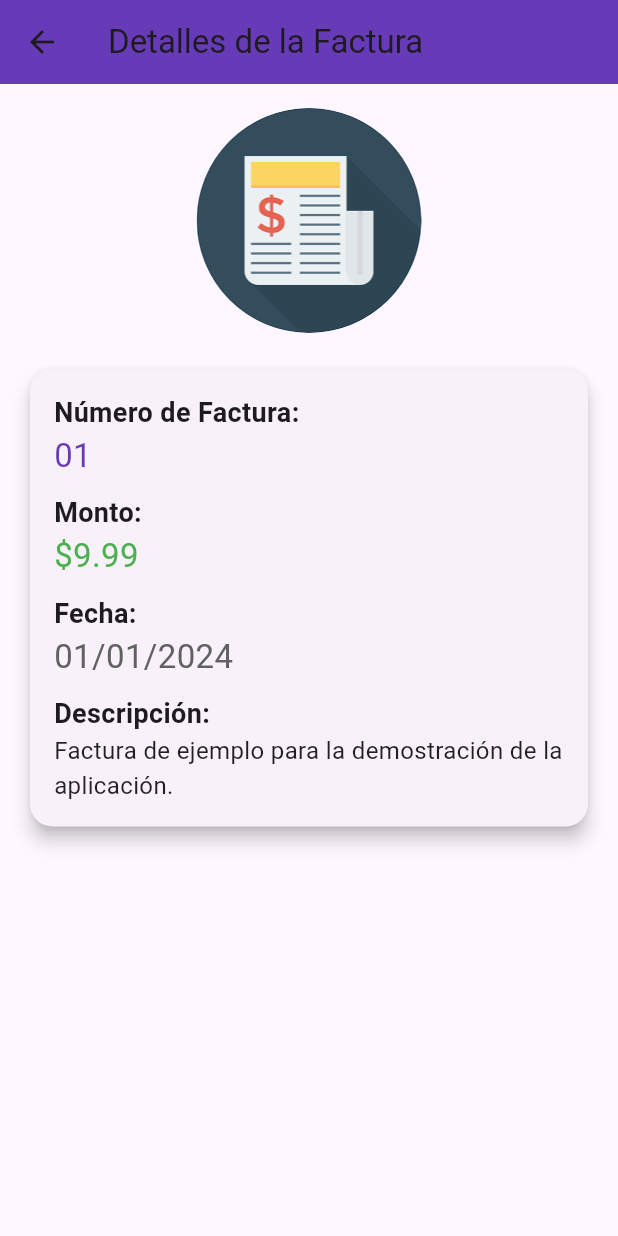
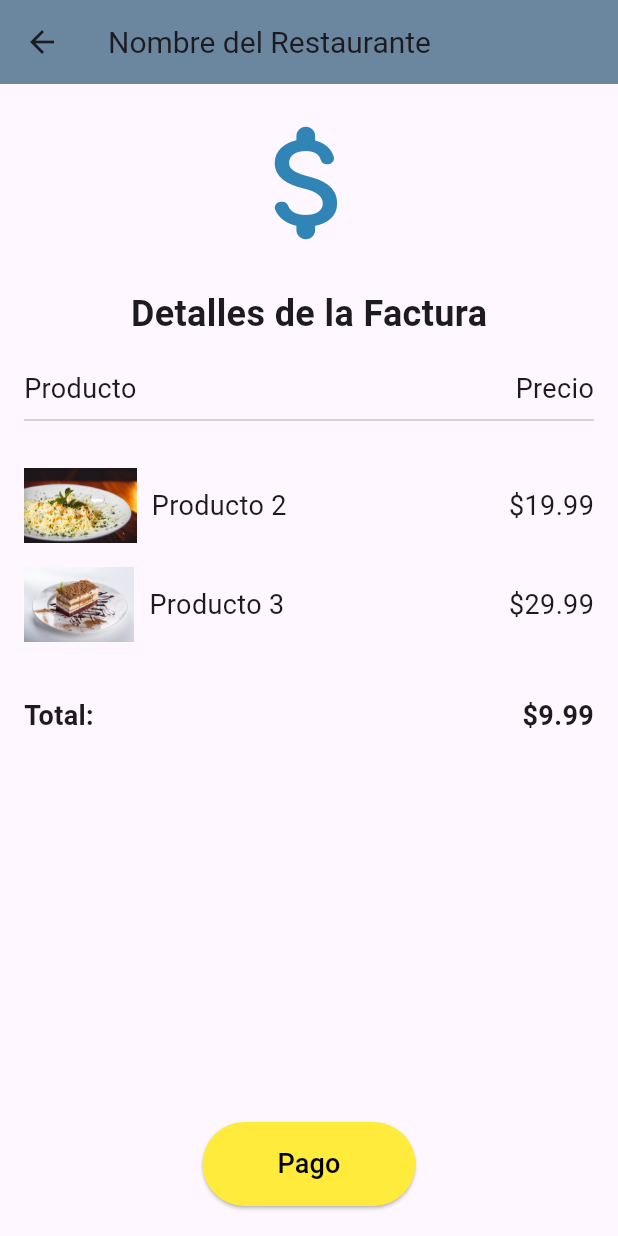
Before and after one commit to adrianC05/AppRestaurante, a Flutter app: the InvoicesPage screen opened directly, after a tap on "Detalles", on a phone screen of 412 x 824 dp. Run offline on Flutter 3.47's test engine with Material 3 defaults, Android fonts, the phone set to English and light mode, and no system bars; missing offline and left inert: qr_code_scanner.

Commit message:
Login y Facturas 1.0

```diff
--- a/lib/Views/invoices.dart
+++ b/lib/Views/invoices.dart
@@ -1,5 +1,5 @@
 import 'package:flutter/material.dart';
-import 'package:proyecto/Views/invoices_details.dart';
+import 'package:proyecto/Views/invoices_details.dart'; // Asegúrate de tener la importación correcta
 import 'package:proyecto/Views/login.dart';
 
 class InvoicesPage extends StatelessWidget {
@@ -8,7 +8,7 @@ class InvoicesPage extends StatelessWidget {
     return Scaffold(
       appBar: AppBar(
         title: Text('Nombre del Restaurante', style: TextStyle(fontSize: 20)),
-        backgroundColor: Colors.deepPurple,
+        backgroundColor: Color.fromARGB(148, 0, 54, 90),
         actions: [
           IconButton(
             icon: Icon(Icons.logout, size: 30),
@@ -26,7 +26,7 @@ class InvoicesPage extends StatelessWidget {
           // Imagen de fondo
           Positioned.fill(
             child: Image.asset(
-              'assets/images/restaurant_bg.jpg', // Ruta de la imagen de fondo
+              'assets/images/restaurant.jpg', // Ruta de la imagen de fondo
               fit: BoxFit.cover,
             ),
           ),
@@ -35,11 +35,17 @@ class InvoicesPage extends StatelessWidget {
             padding: const EdgeInsets.all(8.0),
             child: ListView(
               children: <Widget>[
-                InvoiceCard(invoiceNumber: '01', amount: '9.99'),
-                InvoiceCard(invoiceNumber: '02', amount: '19.99'),
-                InvoiceCard(invoiceNumber: '03', amount: '29.99'),
-                InvoiceCard(invoiceNumber: '04', amount: '39.99'),
-                InvoiceCard(invoiceNumber: '05', amount: '49.99'),
+                InvoiceCard(invoiceNumber: '01', amount: '9.99', products: [
+                  //{'name': 'Producto 1', 'imagePath': 'assets/images/item1.jpg', 'price': '9.99'},
+                  {'name': 'Producto 2', 'imagePath': 'assets/images/item2.jpg', 'price': '19.99'},
+                  {'name': 'Producto 3', 'imagePath': 'assets/images/item3.jpg', 'price': '29.99'},
+                ]),
+                InvoiceCard(invoiceNumber: '02', amount: '19.99', products: [
+                  {'name': 'Producto 3', 'imagePath': 'assets/images/item3.jpg', 'price': '29.99'},
+                  {'name': 'Producto 2', 'imagePath': 'assets/images/item2.jpg', 'price': '19.99'},
+                  {'name': 'Producto 1', 'imagePath': 'assets/images/item1.jpg', 'price': '9.99'},
+                ]),
+                // Añade más InvoiceCard según sea necesario
               ],
             ),
           ),
@@ -50,15 +56,11 @@ class InvoicesPage extends StatelessWidget {
           BottomNavigationBarItem(
             icon: Icon(Icons.receipt),
             label: 'Facturas',
-          ),
-          BottomNavigationBarItem(
-            icon: Icon(Icons.payment),
-            label: 'Pago',
-          ),
+          )
         ],
-        backgroundColor: Colors.deepPurple,
-        selectedItemColor: Colors.white,
-        unselectedItemColor: Colors.white70,
+        backgroundColor: Color.fromARGB(148, 0, 54, 90),
+        selectedItemColor: Color.fromARGB(255, 7, 221, 43),
+        unselectedItemColor: const Color.fromARGB(179, 255, 255, 255),
       ),
     );
   }
@@ -67,8 +69,9 @@ class InvoicesPage extends StatelessWidget {
 class InvoiceCard extends StatelessWidget {
   final String invoiceNumber;
   final String amount;
+  final List<Map<String, String>> products;
 
-  InvoiceCard({required this.invoiceNumber, required this.amount});
+  InvoiceCard({required this.invoiceNumber, required this.amount, required this.products});
 
   @override
   Widget build(BuildContext context) {
@@ -101,6 +104,7 @@ class InvoiceCard extends StatelessWidget {
                 builder: (context) => InvoiceDetailsPage(
                   invoiceNumber: invoiceNumber,
                   amount: amount,
+                  products: products,
                 ),
               ),
             );
--- a/lib/Views/invoices_details.dart
+++ b/lib/Views/invoices_details.dart
@@ -3,91 +3,104 @@ import 'package:flutter/material.dart';
 class InvoiceDetailsPage extends StatelessWidget {
   final String invoiceNumber;
   final String amount;
+  final List<Map<String, String>> products; // Lista de productos con nombre y ruta de imagen
 
-  InvoiceDetailsPage({required this.invoiceNumber, required this.amount});
+  InvoiceDetailsPage({
+    required this.invoiceNumber,
+    required this.amount,
+    required this.products,
+  });
 
   @override
   Widget build(BuildContext context) {
     return Scaffold(
       appBar: AppBar(
-        title: Text('Detalles de la Factura'),
-        backgroundColor: Colors.deepPurple,
+        title: Text('Nombre del Restaurante', style: TextStyle(fontSize: 20)),
+        backgroundColor: Color.fromARGB(148, 0, 54, 90),
       ),
-      body: Padding(
-        padding: const EdgeInsets.all(16.0),
-        child: Column(
-          crossAxisAlignment: CrossAxisAlignment.start,
-          children: <Widget>[
-            Center(
-              child: Container(
-                height: 150,
-                width: 150,
-                decoration: BoxDecoration(
-                  shape: BoxShape.circle,
-                  color: Colors.deepPurple.shade100,
+      body: Column(
+        crossAxisAlignment: CrossAxisAlignment.start,
+        children: <Widget>[
+          const Padding(
+            padding: const EdgeInsets.all(16.0),
+            child: Column(
+              children: [
+                Icon(
+                  Icons.attach_money_rounded, // Puedes cambiar esto por cualquier ícono que prefieras
+                  size: 100,
+                  color: Color.fromARGB(255, 49, 133, 182), // Ajusta el color del ícono si es necesario
                 ),
-                child: ClipOval(
-                  child: Image.asset(
-                    'assets/images/invoices.png', // Asegúrate de que esta ruta es correcta
-                    fit: BoxFit.cover,
-                    height: 150,
-                    width: 150,
+                SizedBox(height: 20),
+                Text(
+                  'Detalles de la Factura',
+                  style: TextStyle(fontSize: 24, fontWeight: FontWeight.bold),
+                ),
+                SizedBox(height: 20),
+                Row(
+                  mainAxisAlignment: MainAxisAlignment.spaceBetween,
+                  children: <Widget>[
+                    Text('Producto', style: TextStyle(fontSize: 18)),
+                    Text('Precio', style: TextStyle(fontSize: 18)),
+                  ],
+                ),
+                Divider(),
+              ],
+            ),
+          ),
+          Expanded(
+            child: ListView(
+              children: <Widget>[
+                // Lista de productos
+                ...products.map((product) {
+                  return Padding(
+                    padding: const EdgeInsets.symmetric(vertical: 8.0, horizontal: 16.0),
+                    child: Row(
+                      mainAxisAlignment: MainAxisAlignment.spaceBetween,
+                      children: <Widget>[
+                        Row(
+                          children: [
+                            Image.asset(product['imagePath']!, height: 50), // Imagen del producto
+                            SizedBox(width: 10),
+                            Text(product['name']!, style: TextStyle(fontSize: 18)),
+                          ],
+                        ),
+                        Text('\$${product['price']}', style: TextStyle(fontSize: 18)),
+                      ],
+                    ),
+                  );
+                }).toList(),
+                SizedBox(height: 20),
+                // Total
+                Padding(
+                  padding: const EdgeInsets.symmetric(vertical: 8.0, horizontal: 16.0),
+                  child: Row(
+                    mainAxisAlignment: MainAxisAlignment.spaceBetween,
+                    children: <Widget>[
+                      Text('Total:', style: TextStyle(fontSize: 18, fontWeight: FontWeight.bold)),
+                      Text('\$${amount}', style: TextStyle(fontSize: 18, fontWeight: FontWeight.bold)),
+                    ],
                   ),
                 ),
+                SizedBox(height: 40), // Espacio antes del botón de pago
+              ],
+            ),
+          ),
+          // Botón de Pago
+          Center(
+            child: ElevatedButton(
+              onPressed: () {
+                // Acción para el botón de pago
+              },
+              child: Text('Pago', style: TextStyle(fontSize: 18)),
+              style: ElevatedButton.styleFrom(
+                backgroundColor: Colors.yellow, // Color de fondo del botón
+                foregroundColor: Colors.black, // Color del texto del botón
+                padding: EdgeInsets.symmetric(horizontal: 50, vertical: 15),
               ),
             ),
-            SizedBox(height: 20),
-            Card(
-              shape: RoundedRectangleBorder(
-                borderRadius: BorderRadius.circular(15.0),
-              ),
-              elevation: 5,
-              child: Padding(
-                padding: const EdgeInsets.all(16.0),
-                child: Column(
-                  crossAxisAlignment: CrossAxisAlignment.start,
-                  children: <Widget>[
-                    Text(
-                      'Número de Factura:',
-                      style: TextStyle(fontSize: 18, fontWeight: FontWeight.bold),
-                    ),
-                    Text(
-                      invoiceNumber,
-                      style: TextStyle(fontSize: 22, color: Colors.deepPurple),
-                    ),
-                    SizedBox(height: 10),
-                    Text(
-                      'Monto:',
-                      style: TextStyle(fontSize: 18, fontWeight: FontWeight.bold),
-                    ),
-                    Text(
-                      '\$${amount}',
-                      style: TextStyle(fontSize: 22, color: Colors.green),
-                    ),
-                    SizedBox(height: 10),
-                    Text(
-                      'Fecha:',
-                      style: TextStyle(fontSize: 18, fontWeight: FontWeight.bold),
-                    ),
-                    Text(
-                      '01/01/2024', // Datos estáticos de ejemplo
-                      style: TextStyle(fontSize: 22, color: Colors.grey.shade700),
-                    ),
-                    SizedBox(height: 10),
-                    Text(
-                      'Descripción:',
-                      style: TextStyle(fontSize: 18, fontWeight: FontWeight.bold),
-                    ),
-                    Text(
-                      'Factura de ejemplo para la demostración de la aplicación.',
-                      style: TextStyle(fontSize: 16, color: Colors.black87),
-                    ),
-                  ],
-                ),
-              ),
-            ),
-          ],
-        ),
+          ),
+          SizedBox(height: 20), // Espacio adicional después del botón
+        ],
       ),
     );
   }
--- a/lib/Views/login.dart
+++ b/lib/Views/login.dart
@@ -58,10 +58,10 @@ class _LoginScreenState extends State<LoginScreen> {
                   mainAxisAlignment: MainAxisAlignment.center,
                   children: <Widget>[
                     // Icono de login
-                    Icon(
-                      Icons.account_circle_sharp,
+                    const Icon(
+                      Icons.account_box,
                       size: 120,
-                      color: Color.fromARGB(255, 201, 184, 160),
+                      color: Color.fromARGB(255, 255, 255, 255),
                     ),
                     SizedBox(height: 20),
 
@@ -148,10 +148,10 @@ class _LoginScreenState extends State<LoginScreen> {
                             child: Text('Iniciar sesión'),
                             style: ButtonStyle(
                               backgroundColor: MaterialStateProperty.all<Color>(
-                                Colors.white,
+                                Color.fromARGB(255, 238, 195, 4),
                               ),
                               foregroundColor: MaterialStateProperty.all<Color>(
-                                Colors.blue,
+                                const Color.fromARGB(255, 12, 12, 12),
                               ),
                               minimumSize: MaterialStateProperty.all<Size>(
                                 Size(double.infinity, 48), // Ancho completo y altura ajustada
@@ -165,15 +165,6 @@ class _LoginScreenState extends State<LoginScreen> {
                           ),
                           SizedBox(height: 16),
                           // Botón de Registro
-                          TextButton(
-                            onPressed: () {
-                              // Navegar a la pantalla de registro
-                            },
-                            child: Text(
-                              'No tienes una cuenta? Regístrate',
-                              style: TextStyle(color: Color.fromARGB(255, 255, 255, 255), fontSize: 16),
-                            ),
-                          ),
                         ],
                       ),
                     ),
--- a/lib/main.dart
+++ b/lib/main.dart
@@ -9,6 +9,8 @@ void main() {
 }
 
 class MyApp extends StatelessWidget {
+
+
   const MyApp({super.key});
 
   // This widget is the root of your application.
```
Also changed, not shown: assets/images/item1.jpg (added), assets/images/item2.jpg (added), assets/images/item3.jpg (added).
